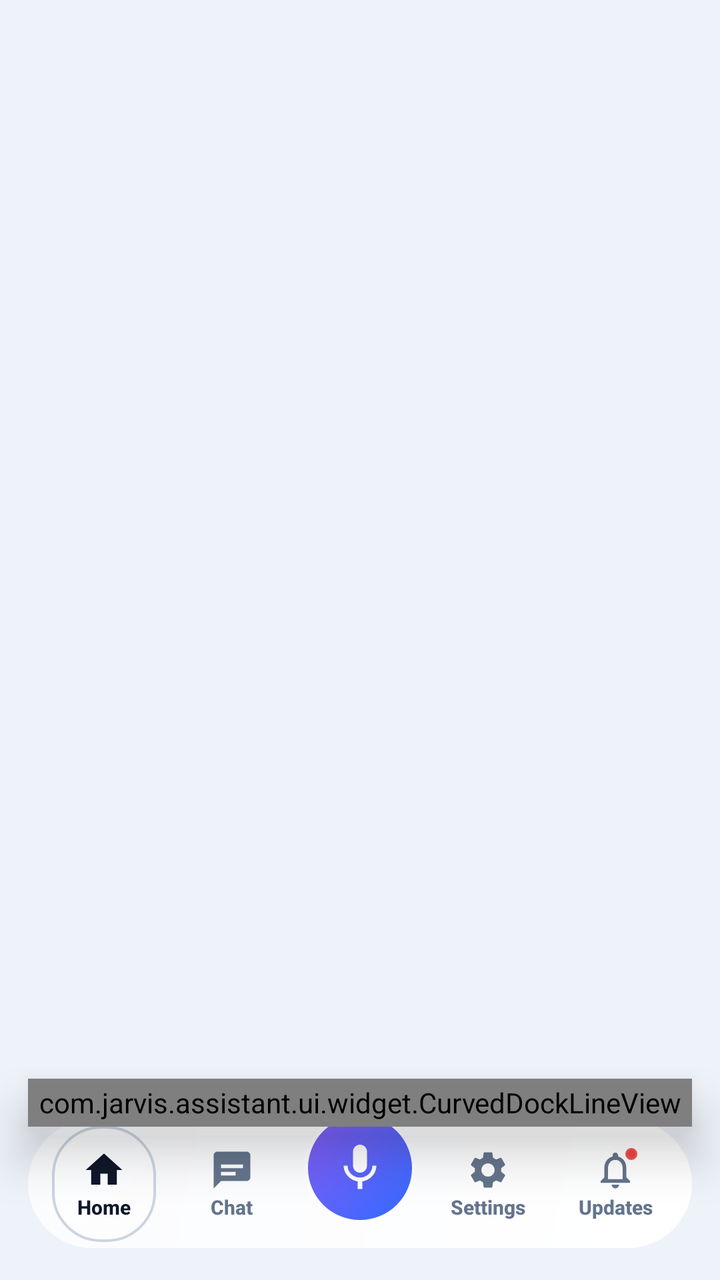
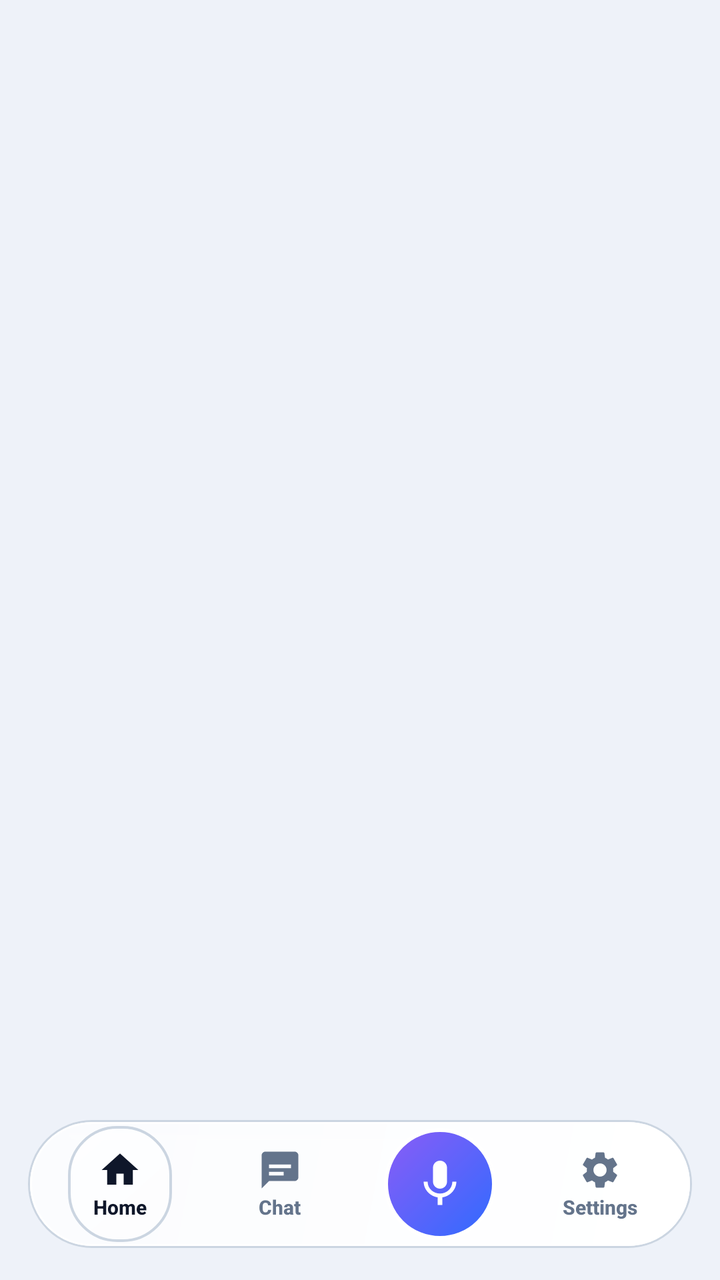

Before-and-after screenshots of an Android layout around one commit, followed by the original layout XML and the change that was made.
<!-- AndroidManifest.xml: application theme Theme.JarvisAssistant -->
<!-- res/layout/activity_main.xml -->
<?xml version="1.0" encoding="utf-8"?>
<androidx.constraintlayout.widget.ConstraintLayout
    xmlns:android="http://schemas.android.com/apk/res/android"
    xmlns:app="http://schemas.android.com/apk/res-auto"
    android:id="@+id/rootMainLayout"
    android:layout_width="match_parent"
    android:layout_height="match_parent"
    android:clipChildren="false"
    android:clipToPadding="false"
    android:background="?attr/themeBg">

    
    <FrameLayout
        android:id="@+id/fragmentContainer"
        android:layout_width="match_parent"
        android:layout_height="match_parent"
        app:layout_constraintTop_toTopOf="parent"
        app:layout_constraintBottom_toBottomOf="parent"
        app:layout_constraintStart_toStartOf="parent"
        app:layout_constraintEnd_toEndOf="parent" />

    
    <LinearLayout
        android:id="@+id/bottomDock"
        android:layout_width="match_parent"
        android:layout_height="64dp"
        android:layout_marginStart="14dp"
        android:layout_marginEnd="14dp"
        android:layout_marginBottom="16dp"
        android:background="@drawable/bg_jarvis_dock"
        android:elevation="12dp"
        android:clipChildren="false"
        android:clipToPadding="false"
        android:orientation="horizontal"
        android:paddingStart="6dp"
        android:paddingEnd="6dp"
        android:paddingTop="3dp"
        android:paddingBottom="3dp"
        app:layout_constraintBottom_toBottomOf="parent"
        app:layout_constraintStart_toStartOf="parent"
        app:layout_constraintEnd_toEndOf="parent">

        
        <FrameLayout
            android:id="@+id/tabHome"
            android:layout_width="0dp"
            android:layout_height="match_parent"
            android:layout_weight="1"
            android:clickable="true"
            android:focusable="true">

            <LinearLayout
                android:id="@+id/pillTabHome"
                android:layout_width="wrap_content"
                android:layout_height="match_parent"
                android:layout_gravity="center"
                android:minWidth="52dp"
                android:orientation="vertical"
                android:gravity="center"
                android:paddingHorizontal="10dp"
                android:paddingVertical="3dp"
                android:background="@drawable/bg_dock_item_active">

                <ImageView
                    android:id="@+id/ivTabHome"
                    android:layout_width="22dp"
                    android:layout_height="22dp"
                    android:src="@drawable/ic_nav_home"
                    app:tint="?attr/themeTextPrimary"
                    android:contentDescription="Home" />

                <TextView
                    android:id="@+id/tvTabHome"
                    android:layout_width="wrap_content"
                    android:layout_height="wrap_content"
                    android:text="Home"
                    android:textSize="10sp"
                    android:textStyle="bold"
                    android:fontFamily="sans-serif-medium"
                    android:includeFontPadding="false"
                    android:layout_marginTop="2dp"
                    android:textColor="?attr/themeTextPrimary" />
            </LinearLayout>
        </FrameLayout>

        
        <FrameLayout
            android:id="@+id/tabChat"
            android:layout_width="0dp"
            android:layout_height="match_parent"
            android:layout_weight="1"
            android:clickable="true"
            android:focusable="true">

            <LinearLayout
                android:id="@+id/pillTabChat"
                android:layout_width="wrap_content"
                android:layout_height="match_parent"
                android:layout_gravity="center"
                android:minWidth="52dp"
                android:orientation="vertical"
                android:gravity="center"
                android:paddingHorizontal="10dp"
                android:paddingVertical="3dp">

                <ImageView
                    android:id="@+id/ivTabChat"
                    android:layout_width="22dp"
                    android:layout_height="22dp"
                    android:src="@drawable/ic_nav_chat"
                    app:tint="?attr/themeTextMuted"
                    android:contentDescription="Chat" />

                <TextView
                    android:id="@+id/tvTabChat"
                    android:layout_width="wrap_content"
                    android:layout_height="wrap_content"
                    android:text="Chat"
                    android:textSize="10sp"
                    android:textStyle="bold"
                    android:fontFamily="sans-serif-medium"
                    android:includeFontPadding="false"
                    android:layout_marginTop="2dp"
                    android:textColor="?attr/themeTextMuted" />
            </LinearLayout>
        </FrameLayout>

        
        <FrameLayout
            android:id="@+id/tabMic"
            android:layout_width="0dp"
            android:layout_height="match_parent"
            android:layout_weight="1"
            android:clipChildren="false"
            android:clipToPadding="false"
            android:clickable="true"
            android:focusable="true">

            <LinearLayout
                android:id="@+id/pillTabMic"
                android:layout_width="56dp"
                android:layout_height="56dp"
                android:layout_gravity="center"
                android:translationY="-8dp"
                android:orientation="vertical"
                android:gravity="center"
                android:background="@drawable/bg_dock_mic_highlight">

                <ImageView
                    android:id="@+id/ivTabMic"
                    android:layout_width="28dp"
                    android:layout_height="28dp"
                    android:src="@drawable/ic_mic_jarvis"
                    app:tint="#FFFFFF"
                    android:contentDescription="Voice" />

                <TextView
                    android:id="@+id/tvTabMic"
                    android:layout_width="wrap_content"
                    android:layout_height="wrap_content"
                    android:text="Voice"
                    android:textSize="10sp"
                    android:textStyle="bold"
                    android:fontFamily="sans-serif-medium"
                    android:includeFontPadding="false"
                    android:textColor="#FFFFFF"
                    android:visibility="gone" />
            </LinearLayout>
        </FrameLayout>

        
        <FrameLayout
            android:id="@+id/tabSettings"
            android:layout_width="0dp"
            android:layout_height="match_parent"
            android:layout_weight="1"
            android:clickable="true"
            android:focusable="true">

            <LinearLayout
                android:id="@+id/pillTabSettings"
                android:layout_width="wrap_content"
                android:layout_height="match_parent"
                android:layout_gravity="center"
                android:minWidth="52dp"
                android:orientation="vertical"
                android:gravity="center"
                android:paddingHorizontal="10dp"
                android:paddingVertical="3dp">

                <ImageView
                    android:id="@+id/ivTabSettings"
                    android:layout_width="22dp"
                    android:layout_height="22dp"
                    android:src="@drawable/ic_nav_settings"
                    app:tint="?attr/themeTextMuted"
                    android:contentDescription="Settings" />

                <TextView
                    android:id="@+id/tvTabSettings"
                    android:layout_width="wrap_content"
                    android:layout_height="wrap_content"
                    android:text="Settings"
                    android:textSize="10sp"
                    android:textStyle="bold"
                    android:fontFamily="sans-serif-medium"
                    android:includeFontPadding="false"
                    android:layout_marginTop="2dp"
                    android:textColor="?attr/themeTextMuted" />
            </LinearLayout>
        </FrameLayout>

        
        <FrameLayout
            android:id="@+id/tabUpdates"
            android:layout_width="0dp"
            android:layout_height="match_parent"
            android:layout_weight="1"
            android:clickable="true"
            android:focusable="true">

            <LinearLayout
                android:id="@+id/pillTabUpdates"
                android:layout_width="wrap_content"
                android:layout_height="match_parent"
                android:layout_gravity="center"
                android:minWidth="52dp"
                android:orientation="vertical"
                android:gravity="center"
                android:paddingHorizontal="10dp"
                android:paddingVertical="3dp">

                <FrameLayout
                    android:layout_width="wrap_content"
                    android:layout_height="wrap_content">

                    <ImageView
                        android:id="@+id/ivTabUpdates"
                        android:layout_width="22dp"
                        android:layout_height="22dp"
                        android:src="@drawable/ic_nav_bell"
                        app:tint="?attr/themeTextMuted"
                        android:contentDescription="Updates" />

                    <View
                        android:id="@+id/badgeUpdates"
                        android:layout_width="6dp"
                        android:layout_height="6dp"
                        android:layout_gravity="top|end"
                        android:background="@drawable/bg_jarvis_mic_center"
                        android:backgroundTint="@color/status_red" />
                </FrameLayout>

                <TextView
                    android:id="@+id/tvTabUpdates"
                    android:layout_width="wrap_content"
                    android:layout_height="wrap_content"
                    android:text="Updates"
                    android:textSize="10sp"
                    android:textStyle="bold"
                    android:fontFamily="sans-serif-medium"
                    android:includeFontPadding="false"
                    android:layout_marginTop="2dp"
                    android:textColor="?attr/themeTextMuted" />
            </LinearLayout>
        </FrameLayout>

    </LinearLayout>

    
    <com.jarvis.assistant.ui.widget.CurvedDockLineView
        android:id="@+id/dockCurvedLine"
        android:layout_width="0dp"
        android:layout_height="24dp"
        android:elevation="14dp"
        app:layout_constraintStart_toStartOf="@id/bottomDock"
        app:layout_constraintEnd_toEndOf="@id/bottomDock"
        app:layout_constraintTop_toTopOf="@id/bottomDock"
        android:layout_marginTop="-21dp" />

</androidx.constraintlayout.widget.ConstraintLayout>
<!-- resources referenced by this layout -->
<resources>
  <color name="status_red">#EF4444</color>
  <!-- drawable bg_jarvis_dock (drawable) -->
  <?xml version="1.0" encoding="utf-8"?>
  <shape xmlns:android="http://schemas.android.com/apk/res/android"
      android:shape="rectangle">
      <corners android:radius="36dp" />
      <gradient
          android:type="linear"
          android:angle="135"
          android:startColor="?attr/themeDockGlassStart"
          android:endColor="?attr/themeDockGlassEnd" />
  </shape>
  <!-- drawable bg_jarvis_mic_center (drawable) -->
  <?xml version="1.0" encoding="utf-8"?>
  <ripple xmlns:android="http://schemas.android.com/apk/res/android"
      android:color="#40FFFFFF">
      <item>
          <layer-list>
              
              <item>
                  <shape android:shape="oval">
                      <gradient
                          android:type="radial"
                          android:gradientRadius="36dp"
                          android:startColor="#60A5FA"
                          android:centerColor="#2563EB"
                          android:endColor="#1E40AF" />
                      <stroke
                          android:width="2dp"
                          android:color="#E6FFFFFF" />
                  </shape>
              </item>
              
              <item
                  android:top="3dp"
                  android:left="12dp"
                  android:right="12dp"
                  android:height="14dp">
                  <shape android:shape="oval">
                      <gradient
                          android:type="linear"
                          android:angle="270"
                          android:startColor="#B3FFFFFF"
                          android:endColor="#00FFFFFF" />
                  </shape>
              </item>
          </layer-list>
      </item>
  </ripple>
  <!-- drawable ic_nav_bell (drawable) -->
  <vector xmlns:android="http://schemas.android.com/apk/res/android"
      android:width="24dp"
      android:height="24dp"
      android:viewportWidth="24"
      android:viewportHeight="24">
      <path
          android:fillColor="@color/naira_text_pink"
          android:pathData="M12,22c1.1,0 2,-0.9 2,-2h-4c0,1.1 0.9,2 2,2zM18,16v-5c0,-3.07 -1.63,-5.64 -4.5,-6.32V4c0,-0.83 -0.67,-1.5 -1.5,-1.5s-1.5,0.67 -1.5,1.5v0.68C7.64,5.36 6,7.92 6,11v5l-2,2v1h16v-1l-2,-2zM16,17H8v-6c0,-2.48 1.51,-4.5 4,-4.5s4,2.02 4,4.5v6z" />
  </vector>
  <style name="Theme.JarvisAssistant.Light" parent="Theme.Material3.Light.NoActionBar">
          <item name="android:statusBarColor">#EEF2F9</item>
          <item name="android:windowLightStatusBar">true</item>
          <item name="android:navigationBarColor">#EEF2F9</item>
          <item name="android:windowLightNavigationBar">true</item>
          <item name="android:windowBackground">#EEF2F9</item>
          <item name="colorPrimary">#2F6BFF</item>
          <item name="colorOnPrimary">#FFFFFF</item>
          <item name="colorSurface">#B8FFFFFF</item>
          <item name="colorOnSurface">#0F172A</item>
  
          <item name="themeBg">#EEF2F9</item>
          <item name="themeSurface">#B8FFFFFF</item>
          <item name="themeCardBg">#B8FFFFFF</item>
          <item name="themeCardBorder">#CBD5E1</item>
          <item name="themeCardGlassStart">#F0FFFFFF</item>
          <item name="themeCardGlassEnd">#A6FFFFFF</item>
          <item name="themeDockBg">#CCFFFFFF</item>
          <item name="themeDockGlassStart">#FAFFFFFF</item>
          <item name="themeDockGlassEnd">#B8FFFFFF</item>
          <item name="themeDockBorder">#CBD5E1</item>
          <item name="themeGlassSpecular">#FFFFFF</item>
          <item name="themeChipBg">#66FFFFFF</item>
          <item name="themeInputBg">#B8FFFFFF</item>
          <item name="themeGlowBlob1">@drawable/bg_liquid_glow_light_1</item>
          <item name="themeGlowBlob2">@drawable/bg_liquid_glow_light_2</item>
          <item name="themeGlowBlob3">@drawable/bg_liquid_glow_light_3</item>
  
          <item name="themeTextPrimary">#0F172A</item>
          <item name="themeTextSecondary">#475569</item>
          <item name="themeTextMuted">#64748B</item>
          <item name="themeAccent1">#2F6BFF</item>
          <item name="themeAccent2">#8B5CF6</item>
          <item name="themeAccent3">#06B6D4</item>
          <item name="themeAccent">#2F6BFF</item>
          <item name="themeAccentLight">#E0E7FF</item>
      </style>
  <!-- unchanged entries left out for length: 13 -->
</resources>

<!-- the commit's change to res/layout/activity_main.xml (unified diff, before → after) -->
@@ -27,7 +27,7 @@
         android:layout_marginStart="14dp"
         android:layout_marginEnd="14dp"
         android:layout_marginBottom="16dp"
-        android:background="@drawable/bg_jarvis_dock"
+        android:background="@drawable/bg_jarvis_dock_glass"
         android:elevation="12dp"
         android:clipChildren="false"
         android:clipToPadding="false"
@@ -141,7 +141,6 @@
                 android:layout_width="56dp"
                 android:layout_height="56dp"
                 android:layout_gravity="center"
-                android:translationY="-8dp"
                 android:orientation="vertical"
                 android:gravity="center"
                 android:background="@drawable/bg_dock_mic_highlight">
@@ -210,72 +209,7 @@
             </LinearLayout>
         </FrameLayout>
 
-        
-        <FrameLayout
-            android:id="@+id/tabUpdates"
-            android:layout_width="0dp"
-            android:layout_height="match_parent"
-            android:layout_weight="1"
-            android:clickable="true"
-            android:focusable="true">
-
-            <LinearLayout
-                android:id="@+id/pillTabUpdates"
-                android:layout_width="wrap_content"
-                android:layout_height="match_parent"
-                android:layout_gravity="center"
-                android:minWidth="52dp"
-                android:orientation="vertical"
-                android:gravity="center"
-                android:paddingHorizontal="10dp"
-                android:paddingVertical="3dp">
-
-                <FrameLayout
-                    android:layout_width="wrap_content"
-                    android:layout_height="wrap_content">
-
-                    <ImageView
-                        android:id="@+id/ivTabUpdates"
-                        android:layout_width="22dp"
-                        android:layout_height="22dp"
-                        android:src="@drawable/ic_nav_bell"
-                        app:tint="?attr/themeTextMuted"
-                        android:contentDescription="Updates" />
-
-                    <View
-                        android:id="@+id/badgeUpdates"
-                        android:layout_width="6dp"
-                        android:layout_height="6dp"
-                        android:layout_gravity="top|end"
-                        android:background="@drawable/bg_jarvis_mic_center"
-                        android:backgroundTint="@color/status_red" />
-                </FrameLayout>
-
-                <TextView
-                    android:id="@+id/tvTabUpdates"
-                    android:layout_width="wrap_content"
-                    android:layout_height="wrap_content"
-                    android:text="Updates"
-                    android:textSize="10sp"
-                    android:textStyle="bold"
-                    android:fontFamily="sans-serif-medium"
-                    android:includeFontPadding="false"
-                    android:layout_marginTop="2dp"
-                    android:textColor="?attr/themeTextMuted" />
-            </LinearLayout>
-        </FrameLayout>
 
     </LinearLayout>
 
-    
-    <com.jarvis.assistant.ui.widget.CurvedDockLineView
-        android:id="@+id/dockCurvedLine"
-        android:layout_width="0dp"
-        android:layout_height="24dp"
-        android:elevation="14dp"
-        app:layout_constraintStart_toStartOf="@id/bottomDock"
-        app:layout_constraintEnd_toEndOf="@id/bottomDock"
-        app:layout_constraintTop_toTopOf="@id/bottomDock"
-        android:layout_marginTop="-21dp" />
-
 </androidx.constraintlayout.widget.ConstraintLayout>
<!-- resource entries referenced after the edit -->
@@ -1,69 +1,54 @@
 <!-- resources referenced by this layout -->
 <resources>
-  <color name="status_red">#EF4444</color>
-  <!-- drawable bg_jarvis_dock (drawable) -->
+  <!-- drawable bg_jarvis_dock_glass (drawable) -->
   <?xml version="1.0" encoding="utf-8"?>
-  <shape xmlns:android="http://schemas.android.com/apk/res/android"
-      android:shape="rectangle">
-      <corners android:radius="36dp" />
-      <gradient
-          android:type="linear"
-          android:angle="135"
-          android:startColor="?attr/themeDockGlassStart"
-          android:endColor="?attr/themeDockGlassEnd" />
-  </shape>
-  <!-- drawable bg_jarvis_mic_center (drawable) -->
-  <?xml version="1.0" encoding="utf-8"?>
-  <ripple xmlns:android="http://schemas.android.com/apk/res/android"
-      android:color="#40FFFFFF">
+  <layer-list xmlns:android="http://schemas.android.com/apk/res/android">
       <item>
-          <layer-list>
-              
-              <item>
-                  <shape android:shape="oval">
-                      <gradient
-                          android:type="radial"
-                          android:gradientRadius="36dp"
-                          android:startColor="#60A5FA"
-                          android:centerColor="#2563EB"
-                          android:endColor="#1E40AF" />
-                      <stroke
-                          android:width="2dp"
-                          android:color="#E6FFFFFF" />
-                  </shape>
-              </item>
-              
-              <item
-                  android:top="3dp"
-                  android:left="12dp"
-                  android:right="12dp"
-                  android:height="14dp">
-                  <shape android:shape="oval">
-                      <gradient
-                          android:type="linear"
-                          android:angle="270"
-                          android:startColor="#B3FFFFFF"
-                          android:endColor="#00FFFFFF" />
-                  </shape>
-              </item>
-          </layer-list>
+          <shape android:shape="rectangle">
+              <corners android:radius="32dp" />
+              <gradient
+                  android:type="linear"
+                  android:angle="135"
+                  android:startColor="?attr/themeDockGlassStart"
+                  android:endColor="?attr/themeDockGlassEnd" />
+              <stroke
+                  android:width="1dp"
+                  android:color="?attr/themeDockBorder" />
+          </shape>
       </item>
-  </ripple>
-  <!-- drawable ic_nav_bell (drawable) -->
-  <vector xmlns:android="http://schemas.android.com/apk/res/android"
-      android:width="24dp"
-      android:height="24dp"
-      android:viewportWidth="24"
-      android:viewportHeight="24">
-      <path
-          android:fillColor="@color/naira_text_pink"
-          android:pathData="M12,22c1.1,0 2,-0.9 2,-2h-4c0,1.1 0.9,2 2,2zM18,16v-5c0,-3.07 -1.63,-5.64 -4.5,-6.32V4c0,-0.83 -0.67,-1.5 -1.5,-1.5s-1.5,0.67 -1.5,1.5v0.68C7.64,5.36 6,7.92 6,11v5l-2,2v1h16v-1l-2,-2zM16,17H8v-6c0,-2.48 1.51,-4.5 4,-4.5s4,2.02 4,4.5v6z" />
-  </vector>
+  
+      <item
+          android:left="20dp"
+          android:top="2dp"
+          android:right="20dp"
+          android:bottom="54dp">
+          <shape android:shape="rectangle">
+              <corners android:radius="16dp" />
+              <gradient
+                  android:type="linear"
+                  android:angle="90"
+                  android:startColor="#59FFFFFF"
+                  android:endColor="#00FFFFFF" />
+          </shape>
+      </item>
+  
+      <item
+          android:left="1dp"
+          android:top="1dp"
+          android:right="1dp"
+          android:bottom="1dp">
+          <shape android:shape="rectangle">
+              <corners android:radius="31dp" />
+              <stroke
+                  android:width="1dp"
+                  android:color="?attr/themeGlassSpecular" />
+          </shape>
+      </item>
+  </layer-list>
   <style name="Theme.JarvisAssistant.Light" parent="Theme.Material3.Light.NoActionBar">
           <item name="android:statusBarColor">#EEF2F9</item>
           <item name="android:windowLightStatusBar">true</item>
           <item name="android:navigationBarColor">#EEF2F9</item>
-          <item name="android:windowLightNavigationBar">true</item>
           <item name="android:windowBackground">#EEF2F9</item>
           <item name="colorPrimary">#2F6BFF</item>
           <item name="colorOnPrimary">#FFFFFF</item>
